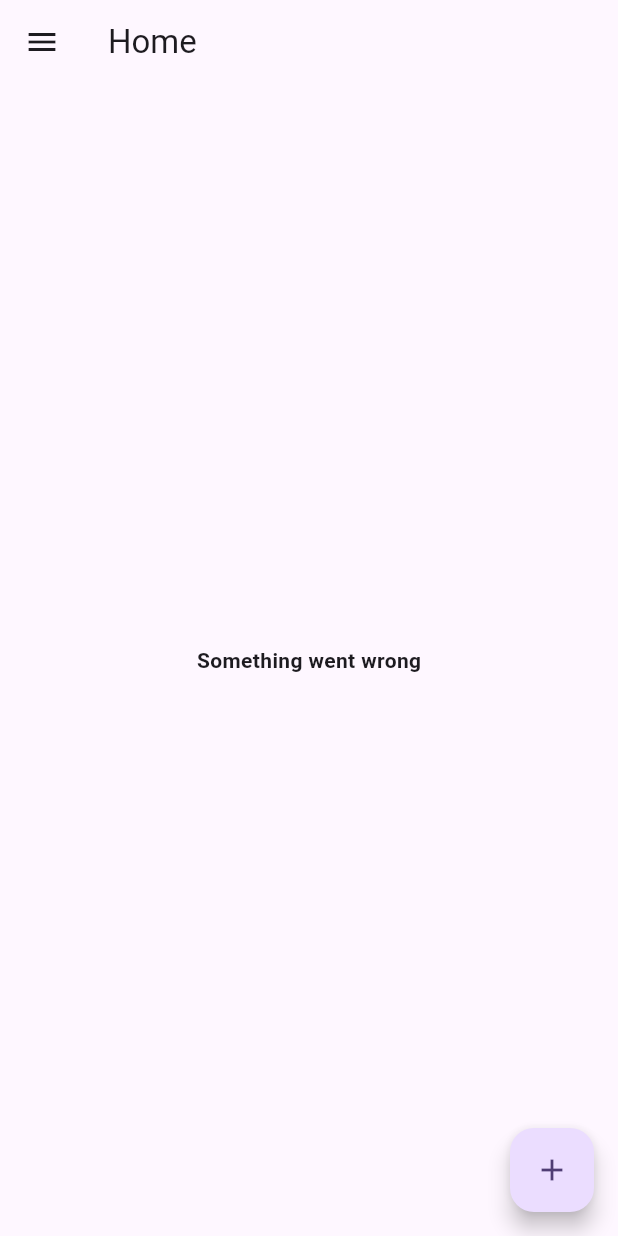
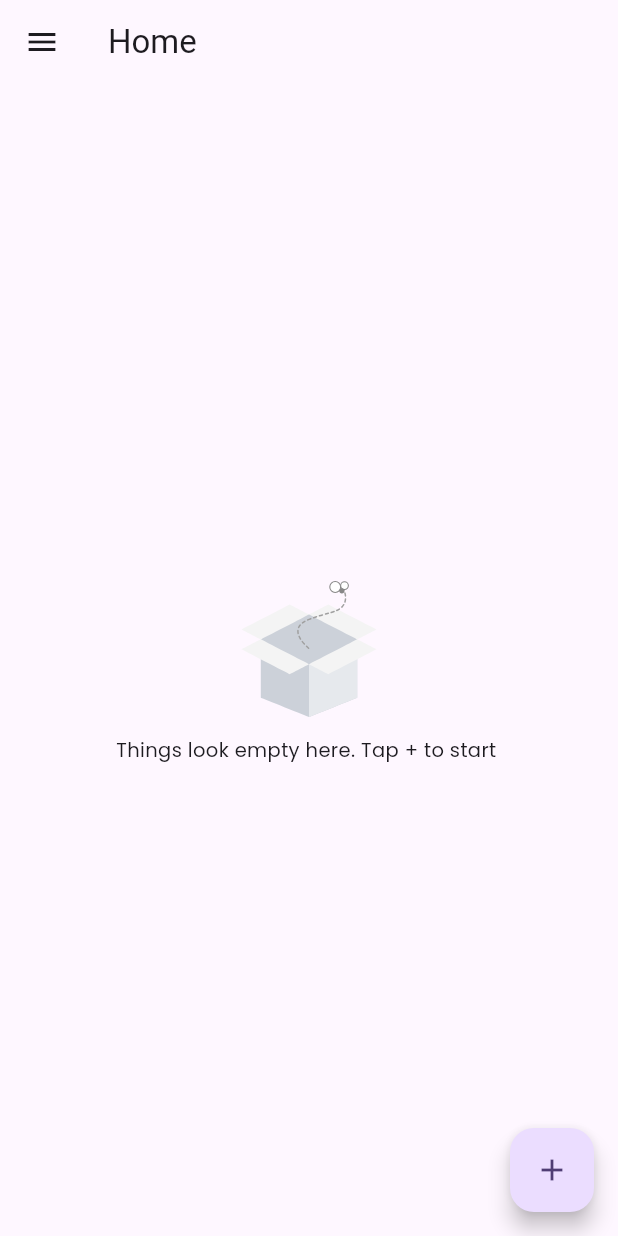
Before and after one commit to AbhijithNellikkat/AppXcel-Academy-App, a Flutter app: the screen it shows once a user with an empty profile is signed in, on a phone screen of 412 x 824 dp. Run offline on Flutter 3.47's test engine with Material 2 defaults, Android fonts, the phone set to English and light mode, and no system bars; our stand-ins replace cloud_firestore, firebase_auth, firebase_core, firebase_storage, fluttertoast, google_fonts and 3 more; accounts and stored records are empty.

Commit message:
Student Details  screen sample ui completed

```diff
--- a/lib/pages/home/home_screen.dart
+++ b/lib/pages/home/home_screen.dart
@@ -1,8 +1,10 @@
 import 'package:appxcel_academy/pages/add_student/add_student_screen.dart';
-import 'package:appxcel_academy/widgets/features/listView/listView_widget.dart';
+import 'package:appxcel_academy/widgets/features/students_listView/students_listView_widget.dart';
 import 'package:cloud_firestore/cloud_firestore.dart';
 import 'package:firebase_auth/firebase_auth.dart';
 import 'package:flutter/material.dart';
+
+import '../../widgets/features/empty_box/empty_box_view.dart';
 
 class HomeScreen extends StatelessWidget {
   HomeScreen({super.key});
@@ -41,7 +43,6 @@ class HomeScreen extends StatelessWidget {
           if (snapshot.connectionState == ConnectionState.waiting) {
             return const Center(child: CircularProgressIndicator());
           } else if (snapshot.connectionState == ConnectionState.active) {
-
             if (snapshot.data.docs != null && snapshot.data.docs.isNotEmpty) {
               return ListView.builder(
                 itemCount: snapshot.data.docs.length,
@@ -53,6 +54,12 @@ class HomeScreen extends StatelessWidget {
                     name: snapshot.data.docs[index]['username'],
                     date: snapshot.data.docs[index]['createAt'].toDate(),
                     userId: snapshot.data.docs[index]['id'],
+                    studentName: snapshot.data.docs[index]['studentName'],
+                    studentAge: snapshot.data.docs[index]['studentAge'],
+                    studentPhoneNumber:  snapshot.data.docs[index]['studentPhoneNumber'],
+                    studentEmailId:  snapshot.data.docs[index]['studentEmailId'],
+                    studentPlace:  snapshot.data.docs[index]['studentPlace'],
+                    studentImage: snapshot.data.docs[index]['studentImage'],
                   );
                 },
               );
@@ -61,13 +68,11 @@ class HomeScreen extends StatelessWidget {
             return const Center(child: Text('There is no tasks'));
           }
 
-          return const Center(
-              child: Text('Something went wrong',
-                  style: TextStyle(fontWeight: FontWeight.bold)));
+          return const Center(child: EmptyBoxView());
         },
       ),
       appBar: AppBar(
-        title: Text("Home"),
+        title: const Text("Home"),
       ),
       floatingActionButton: FloatingActionButton(
         onPressed: () {
@@ -77,7 +82,7 @@ class HomeScreen extends StatelessWidget {
                 builder: (context) => AddStudentScreen(),
               ));
         },
-        child: Icon(Icons.add),
+        child: const Icon(Icons.add),
       ),
     );
   }
--- /dev/null
+++ b/lib/widgets/features/empty_box/empty_box_view.dart
@@ -0,0 +1,21 @@
+import 'package:flutter/material.dart';
+import 'package:google_fonts/google_fonts.dart';
+import 'package:lottie/lottie.dart';
+
+class EmptyBoxView extends StatelessWidget {
+  const EmptyBoxView({super.key});
+
+  @override
+  Widget build(BuildContext context) {
+    return Column(
+      mainAxisAlignment: MainAxisAlignment.center,
+      children: [
+        Lottie.asset("assets/animations/emptyBox.json"),
+        Text(
+          "Things look empty here. Tap + to start ",
+          style: GoogleFonts.poppins(fontSize: 13),
+        ),
+      ],
+    );
+  }
+}
--- a/pubspec.yaml
+++ b/pubspec.yaml
@@ -46,6 +46,7 @@ dependencies:
   intl: ^0.18.1
   lottie: ^2.6.0
   provider: ^6.0.5
+  google_fonts: ^6.1.0
 
 dev_dependencies:
   flutter_test:
@@ -73,6 +74,7 @@ flutter:
   assets:
     - assets/images/notUser.jpg
     - assets/animations/forget_password_animation.json
+    - assets/animations/emptyBox.json
   #   - images/a_dot_ham.jpeg
 
   # An image asset can refer to one or more resolution-specific "variants", see
```
Also changed, not shown: assets/animations/emptyBox.json (added, +1 -0 lines), lib/pages/student_details/student_details.dart (added, +58 -0 lines), lib/widgets/features/listView/listView_widget.dart (deleted, +0 -83 lines), lib/widgets/features/students_listView/students_listView_widget.dart (added, +113 -0 lines), pubspec.lock, 1 other file.
